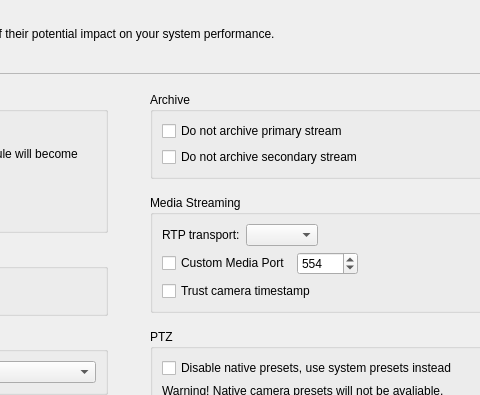
Above: client/nx_client_desktop/src/nx/client/desktop/resource_properties/camera/widgets/camera_expert_settings_widget.ui from networkoptix/nx_open before the change; both pictures show x 372 to 852 and y 0 to 395 of the 1001 by 894 pixel window. Below: the same form after it.
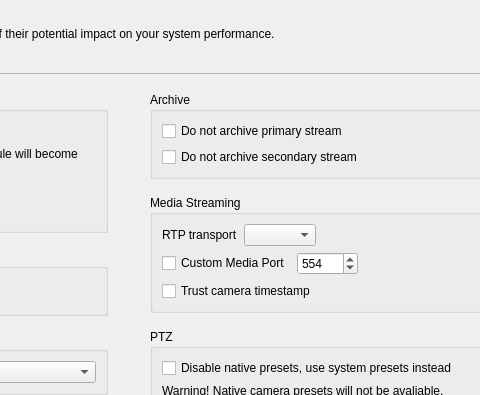
That is the form after the change. Custom widgets are drawn as their Qt base class.

Commit message:
Tiny ui fix (removed colon)
<==== Mercurial data ====>
Branch: vms

Patch:
```diff
--- a/client/nx_client_desktop/src/nx/client/desktop/resource_properties/camera/widgets/camera_expert_settings_widget.ui
+++ b/client/nx_client_desktop/src/nx/client/desktop/resource_properties/camera/widgets/camera_expert_settings_widget.ui
@@ -74,8 +74,8 @@
        <rect>
         <x>0</x>
         <y>0</y>
-        <width>979</width>
-        <height>768</height>
+        <width>1290</width>
+        <height>724</height>
        </rect>
       </property>
       <layout class="QHBoxLayout" name="horizontalLayout_5" stretch="1,1">
@@ -344,7 +344,7 @@
                <item>
                 <widget class="QLabel" name="labelTransport">
                  <property name="text">
-                  <string>RTP transport:</string>
+                  <string>RTP transport</string>
                  </property>
                 </widget>
                </item>
```
